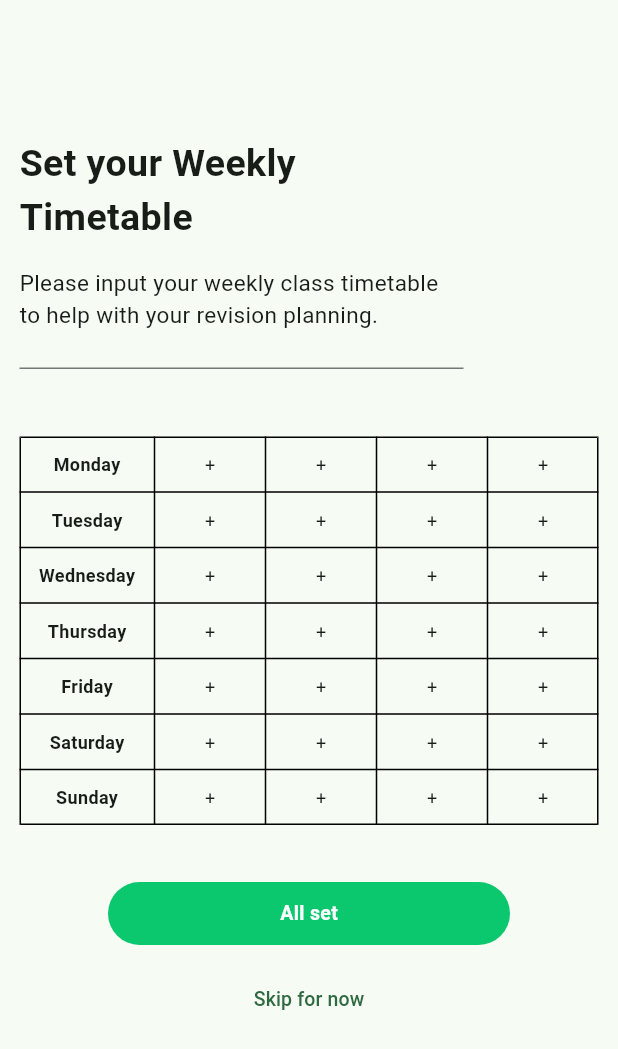
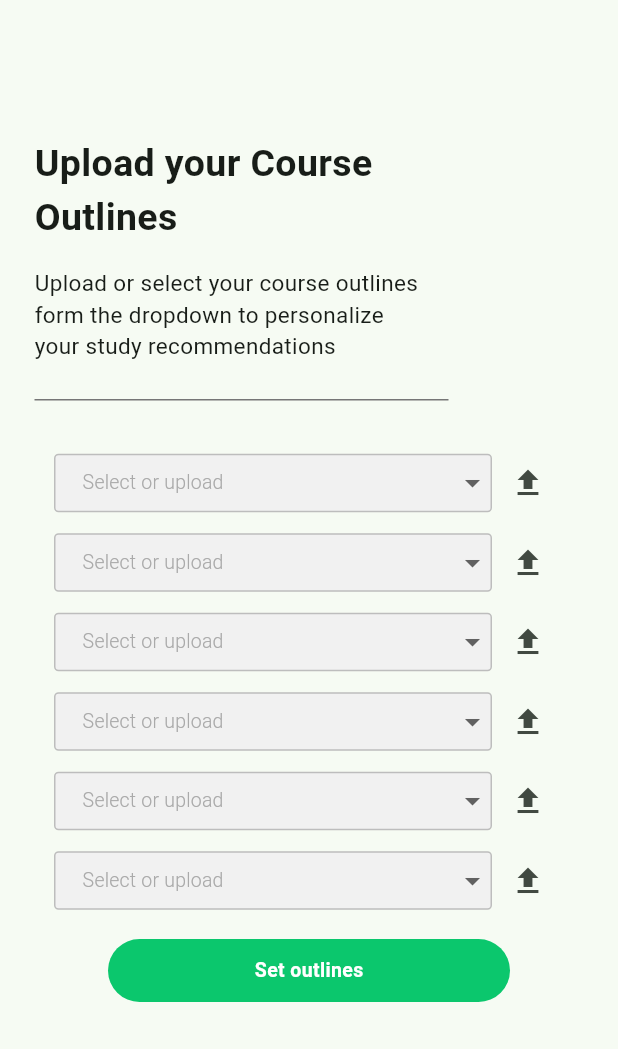
Before and after one commit to imranahmad2k1/spa-app, a Flutter app: the screen it shows after launch, on a phone screen of 412 x 824 dp. Shown: the top 1049 px of the screen. Run offline on Flutter 3.47's test engine with Material 2 defaults, Android fonts, the phone set to English and light mode, and no system bars.

Commit message:
upload outlines view completed + changes in set weekly timetable

```diff
--- /dev/null
+++ b/lib/components/outlines/dropdown_outline.dart
@@ -0,0 +1,74 @@
+import 'package:flutter/material.dart';
+import 'package:student_personal_assistant/constants/colors.dart';
+
+class CustomOutline extends StatelessWidget {
+  const CustomOutline({super.key});
+
+  @override
+  Widget build(BuildContext context) {
+    // Initial Selected Value
+    String dropdownvalue = 'Select or upload';
+
+    // List of items in our dropdown menu
+    var items = [
+      'Select or upload',
+      'Item 2',
+      'Item 3',
+      'Item 4',
+      'Item 5',
+    ];
+    return Column(
+      children: [
+        Row(
+          mainAxisAlignment: MainAxisAlignment.center,
+          children: [
+            Container(
+              decoration: BoxDecoration(
+                border: Border.all(color: const Color(borderColor)),
+                borderRadius: BorderRadius.circular(3.0),
+                color: const Color(fieldBackgroundColor),
+              ),
+              child: DropdownButtonHideUnderline(
+                child: SizedBox(
+                  height: 37,
+                  child: DropdownButton(
+                    value: dropdownvalue,
+                    items: items.map((String items) {
+                      return DropdownMenuItem(
+                        value: items,
+                        child: Container(
+                            width: 230,
+                            margin: const EdgeInsets.symmetric(
+                              horizontal: 18,
+                            ),
+                            child: Text(
+                              items,
+                              style: const TextStyle(
+                                fontSize: 13,
+                                fontWeight: FontWeight.w300,
+                                color: Color(fieldUnselectedTextColor),
+                              ),
+                            )),
+                      );
+                    }).toList(),
+                    onChanged: (String? value) {},
+                  ),
+                ),
+              ),
+            ),
+            IconButton(
+              onPressed: () {},
+              icon: const Icon(
+                Icons.upload,
+                size: 24,
+              ),
+            ),
+          ],
+        ),
+        const SizedBox(
+          height: 5,
+        ),
+      ],
+    );
+  }
+}
--- a/lib/components/timetable/custom_cell.dart
+++ b/lib/components/timetable/custom_cell.dart
@@ -1,9 +1,9 @@
 import 'package:flutter/material.dart';
+import 'package:student_personal_assistant/constants/colors.dart';
 
 class CustomCell extends StatelessWidget {
   final VoidCallback onPressed;
-  final String text;
-  const CustomCell({super.key, required this.text, required this.onPressed});
+  const CustomCell({super.key, required this.onPressed});
 
   @override
   Widget build(BuildContext context) {
@@ -12,12 +12,10 @@ class CustomCell extends StatelessWidget {
         onTap: onPressed,
         child: Container(
           margin: const EdgeInsets.symmetric(),
-          child: Center(
-            child: Text(
-              text,
-              style: const TextStyle(
-                fontSize: 12,
-              ),
+          child: const Center(
+            child: Icon(
+              Icons.add,
+              color: Color(borderColor),
             ),
           ),
         ),
--- a/lib/constants/colors.dart
+++ b/lib/constants/colors.dart
@@ -1,3 +1,6 @@
 const primaryColor = 0xff0BC76D;
 const secondaryColor = 0xffF2F2F2;
 const dividerColor = 0xff767676;
+const borderColor = 0xffBDBDBD;
+const fieldBackgroundColor = 0xffF1F1F1;
+const fieldUnselectedTextColor = 0xffAAAAAA;
--- a/lib/main.dart
+++ b/lib/main.dart
@@ -7,6 +7,7 @@ import 'package:student_personal_assistant/views/login/password_reset_email_view
 import 'package:student_personal_assistant/views/register/create_an_account_view.dart';
 import 'package:student_personal_assistant/views/register/verify_email_view.dart';
 import 'package:student_personal_assistant/views/setup/set_weekly_timetable_view.dart';
+import 'package:student_personal_assistant/views/setup/upload_course_outlines_view.dart';
 import 'package:student_personal_assistant/views/welcome_view.dart';
 
 void main() {
@@ -17,6 +18,6 @@ void main() {
       colorScheme: ColorScheme.fromSeed(seedColor: const Color(primaryColor)),
       useMaterial3: true,
     ),
-    home: const SetWeeklyTimetableView(),
+    home: const UploadCourseOutlinesView(),
   ));
 }
--- a/lib/views/setup/set_weekly_timetable_view.dart
+++ b/lib/views/setup/set_weekly_timetable_view.dart
@@ -6,6 +6,7 @@ import 'package:student_personal_assistant/components/custom_heading.dart';
 import 'package:student_personal_assistant/components/custom_text.dart';
 import 'package:student_personal_assistant/components/custom_text_button.dart';
 import 'package:student_personal_assistant/components/timetable/custom_cell.dart';
+import 'package:student_personal_assistant/constants/colors.dart';
 
 class SetWeeklyTimetableView extends StatelessWidget {
   const SetWeeklyTimetableView({super.key});
@@ -15,7 +16,7 @@ class SetWeeklyTimetableView extends StatelessWidget {
     return Scaffold(
       body: Center(
         child: Container(
-          margin: const EdgeInsets.symmetric(horizontal: 13),
+          margin: const EdgeInsets.symmetric(horizontal: 23),
           child: Column(
             crossAxisAlignment: CrossAxisAlignment.start,
             children: [
@@ -47,9 +48,12 @@ class SetWeeklyTimetableView extends StatelessWidget {
                 columnWidths: const {
                   0: FixedColumnWidth(90),
                 },
-                border: TableBorder.all(),
+                border: TableBorder.all(color: const Color(borderColor)),
                 children: [
                   TableRow(
+                    decoration: const BoxDecoration(
+                      color: Color(fieldBackgroundColor),
+                    ),
                     children: [
                       TableCell(
                         child: Container(
@@ -64,13 +68,16 @@ class SetWeeklyTimetableView extends StatelessWidget {
                           )),
                         ),
                       ),
-                      CustomCell(text: "+", onPressed: () {}),
-                      CustomCell(text: "+", onPressed: () {}),
-                      CustomCell(text: "+", onPressed: () {}),
-                      CustomCell(text: "+", onPressed: () {}),
+                      CustomCell(onPressed: () {}),
+                      CustomCell(onPressed: () {}),
+                      CustomCell(onPressed: () {}),
+                      CustomCell(onPressed: () {}),
                     ],
                   ),
                   TableRow(
+                    decoration: const BoxDecoration(
+                      color: Color(fieldBackgroundColor),
+                    ),
                     children: [
                       TableCell(
                         child: Container(
@@ -85,13 +92,16 @@ class SetWeeklyTimetableView extends StatelessWidget {
                           )),
                         ),
                       ),
-                      CustomCell(text: "+", onPressed: () {}),
-                      CustomCell(text: "+", onPressed: () {}),
-                      CustomCell(text: "+", onPressed: () {}),
-                      CustomCell(text: "+", onPressed: () {}),
+                      CustomCell(onPressed: () {}),
+                      CustomCell(onPressed: () {}),
+                      CustomCell(onPressed: () {}),
+                      CustomCell(onPressed: () {}),
                     ],
                   ),
                   TableRow(
+                    decoration: const BoxDecoration(
+                      color: Color(fieldBackgroundColor),
+                    ),
                     children: [
                       TableCell(
                         child: Container(
@@ -106,13 +116,16 @@ class SetWeeklyTimetableView extends StatelessWidget {
                           )),
                         ),
                       ),
-                      CustomCell(text: "+", onPressed: () {}),
-                      CustomCell(text: "+", onPressed: () {}),
-                      CustomCell(text: "+", onPressed: () {}),
-                      CustomCell(text: "+", onPressed: () {}),
+                      CustomCell(onPressed: () {}),
+                      CustomCell(onPressed: () {}),
+                      CustomCell(onPressed: () {}),
+                      CustomCell(onPressed: () {}),
                     ],
                   ),
                   TableRow(
+                    decoration: const BoxDecoration(
+                      color: Color(fieldBackgroundColor),
+                    ),
                     children: [
                       TableCell(
                         child: Container(
@@ -127,13 +140,16 @@ class SetWeeklyTimetableView extends StatelessWidget {
                           )),
                         ),
                       ),
-                      CustomCell(text: "+", onPressed: () {}),
-                      CustomCell(text: "+", onPressed: () {}),
-                      CustomCell(text: "+", onPressed: () {}),
-                      CustomCell(text: "+", onPressed: () {}),
+                      CustomCell(onPressed: () {}),
+                      CustomCell(onPressed: () {}),
+                      CustomCell(onPressed: () {}),
+                      CustomCell(onPressed: () {}),
                     ],
                   ),
                   TableRow(
+                    decoration: const BoxDecoration(
+                      color: Color(fieldBackgroundColor),
+                    ),
                     children: [
                       TableCell(
                         child: Container(
@@ -148,13 +164,16 @@ class SetWeeklyTimetableView extends StatelessWidget {
                           )),
                         ),
                       ),
-                      CustomCell(text: "+", onPressed: () {}),
-                      CustomCell(text: "+", onPressed: () {}),
-                      CustomCell(text: "+", onPressed: () {}),
-                      CustomCell(text: "+", onPressed: () {}),
+                      CustomCell(onPressed: () {}),
+                      CustomCell(onPressed: () {}),
+                      CustomCell(onPressed: () {}),
+                      CustomCell(onPressed: () {}),
                     ],
                   ),
                   TableRow(
+                    decoration: const BoxDecoration(
+                      color: Color(fieldBackgroundColor),
+                    ),
                     children: [
                       TableCell(
                         child: Container(
@@ -169,13 +188,16 @@ class SetWeeklyTimetableView extends StatelessWidget {
                           )),
                         ),
                       ),
-                      CustomCell(text: "+", onPressed: () {}),
-                      CustomCell(text: "+", onPressed: () {}),
-                      CustomCell(text: "+", onPressed: () {}),
-                      CustomCell(text: "+", onPressed: () {}),
+                      CustomCell(onPressed: () {}),
+                      CustomCell(onPressed: () {}),
+                      CustomCell(onPressed: () {}),
+                      CustomCell(onPressed: () {}),
                     ],
                   ),
                   TableRow(
+                    decoration: const BoxDecoration(
+                      color: Color(fieldBackgroundColor),
+                    ),
                     children: [
                       TableCell(
                         child: Container(
@@ -190,10 +212,10 @@ class SetWeeklyTimetableView extends StatelessWidget {
                           )),
                         ),
                       ),
-                      CustomCell(text: "+", onPressed: () {}),
-                      CustomCell(text: "+", onPressed: () {}),
-                      CustomCell(text: "+", onPressed: () {}),
-                      CustomCell(text: "+", onPressed: () {}),
+                      CustomCell(onPressed: () {}),
+                      CustomCell(onPressed: () {}),
+                      CustomCell(onPressed: () {}),
+                      CustomCell(onPressed: () {}),
                     ],
                   ),
                 ],
--- /dev/null
+++ b/lib/views/setup/upload_course_outlines_view.dart
@@ -0,0 +1,64 @@
+import 'package:flutter/material.dart';
+import 'package:student_personal_assistant/components/custom_button.dart';
+import 'package:student_personal_assistant/components/custom_divider.dart';
+import 'package:student_personal_assistant/components/custom_heading.dart';
+import 'package:student_personal_assistant/components/custom_text.dart';
+import 'package:student_personal_assistant/components/outlines/dropdown_outline.dart';
+
+class UploadCourseOutlinesView extends StatelessWidget {
+  const UploadCourseOutlinesView({super.key});
+
+  @override
+  Widget build(BuildContext context) {
+    return Scaffold(
+      body: Center(
+        child: Container(
+          margin: const EdgeInsets.symmetric(horizontal: 23),
+          child: Column(
+            crossAxisAlignment: CrossAxisAlignment.start,
+            children: [
+              const SizedBox(
+                height: 91,
+              ),
+              const CustomHeading(
+                text: 'Upload your Course\nOutlines',
+              ),
+              const SizedBox(
+                height: 15,
+              ),
+              const CustomText(
+                text:
+                    "Upload or select your course outlines\nform the dropdown to personalize\nyour study recommendations",
+                alignLeft: true,
+              ),
+              const SizedBox(
+                height: 20,
+              ),
+              const CustomDivider(
+                alignLeft: true,
+              ),
+              const SizedBox(
+                height: 26,
+              ),
+              const CustomOutline(),
+              const CustomOutline(),
+              const CustomOutline(),
+              const CustomOutline(),
+              const CustomOutline(),
+              const CustomOutline(),
+              const SizedBox(
+                height: 10,
+              ),
+              Center(
+                child: CustomButton(
+                  buttonText: "Set outlines",
+                  onPressed: () {},
+                ),
+              ),
+            ],
+          ),
+        ),
+      ),
+    );
+  }
+}
```
